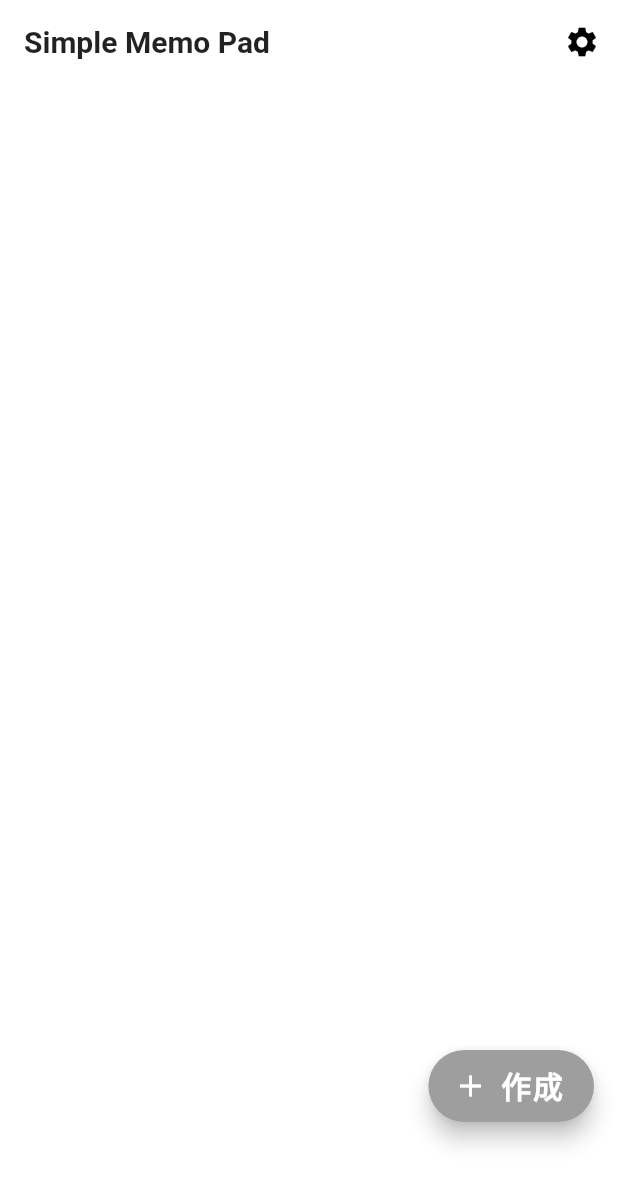
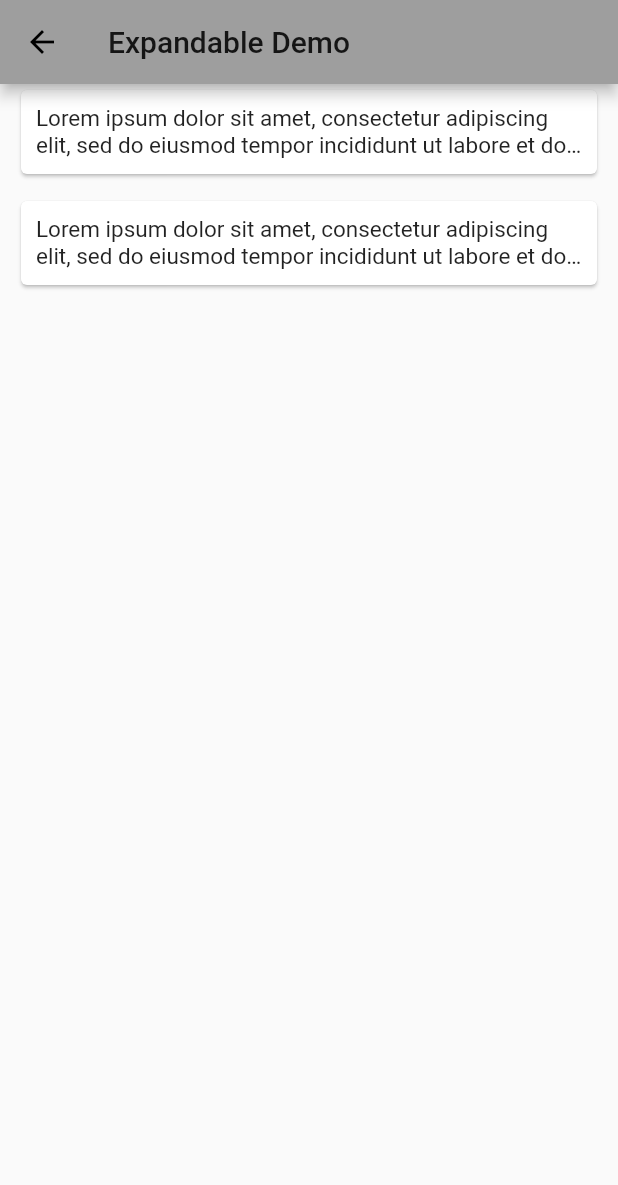
Before and after one commit to yushi1999/memo_app, a Flutter app: the screen it shows after launch, after a tap on the "settings" icon, on a phone screen of 412 x 824 dp. Shown: the top 1185 px of the screen. Run offline on Flutter 3.47's test engine with Material 2 defaults, Android fonts, the phone set to English and light mode, and no system bars; drawn by our look-alikes of expandable; our stand-ins replace date_format, flutter_datetime_picker, flutter_slidable; missing offline and left inert: flutter_reorderable_list.

Commit message:
Expandable Panelに希望が見える

```diff
--- a/lib/mainPage.dart
+++ b/lib/mainPage.dart
@@ -1,9 +1,12 @@
 import 'package:flutter/material.dart';
 import 'package:provider/provider.dart';
 import 'package:flutter_slidable/flutter_slidable.dart';
+import 'package:expandable/expandable.dart';
 import 'sharedParts.dart';
+import 'settingPage.dart';
 import 'createMemoPage.dart';
 import 'widgets/reorderable_list_simple.dart';
+import 'widgets/customExpansionTile.dart';
 
 class MainPage extends StatefulWidget {
   MainPage({Key key, this.title}) : super(key: key);
@@ -14,22 +17,6 @@ class MainPage extends StatefulWidget {
 
 class _MainPageState extends State<MainPage> {
   List<MemoItem> itemsList;
-
-  //AppBar
-  final _appBar = AppBar(
-    backgroundColor: white,
-    elevation: 0.0,
-    title: Text(
-      "Simple Memo Pad",
-      style: TextStyle(fontWeight: FontWeight.bold, fontSize: 20),
-    ),
-    actions: [
-      IconButton(
-        icon: Icon(Icons.settings),
-        onPressed: () {},
-      ),
-    ],
-  );
 
   //スライドしてメモを削除
   final _deleteMemoAction = IconSlideAction(
@@ -63,7 +50,28 @@ class _MainPageState extends State<MainPage> {
 
     return Scaffold(
       backgroundColor: white,
-      appBar: _appBar,
+      appBar: AppBar(
+        backgroundColor: white,
+        elevation: 0.0,
+        title: Text(
+          "Simple Memo Pad",
+          style: TextStyle(fontWeight: FontWeight.bold, fontSize: 20),
+        ),
+        actions: [
+          IconButton(
+            icon: Icon(Icons.settings),
+            onPressed: () async {
+              await Navigator.of(context).push(
+                MaterialPageRoute(
+                  builder: (context) {
+                    return SettingPage();
+                  },
+                ),
+              );
+            },
+          ),
+        ],
+      ),
       floatingActionButton: Container(
         margin: EdgeInsets.only(bottom: 60),
         child: FloatingActionButton.extended(
@@ -126,17 +134,11 @@ class _MainPageState extends State<MainPage> {
 
   //メモのカード一つ分の内容
   Widget memoCard(MemoItem item) {
-    bool tapped = false;
+    var isExpanded = false;
     return Card(
       color: white,
       elevation: 0.0,
       key: Key(item.key),
-      child: TextButton(
-        onPressed: () {
-          setState(() {
-            tapped = !tapped;
-          });
-        },
       child: Container(
         padding: EdgeInsets.symmetric(vertical: 6),
         child: Row(
@@ -144,7 +146,7 @@ class _MainPageState extends State<MainPage> {
             Expanded(
               child: Text(
                 item.getValue,
-                  maxLines: tapped ? 150 : 4,
+                maxLines: 4,
                 style: TextStyle(
                   fontSize: 18,
                   color: black,
@@ -177,7 +179,14 @@ class _MainPageState extends State<MainPage> {
           ],
         ),
       ),
-      ),
     );
   }
+
+  Widget createCollapsedColumn(context) {
+    return Text('collapsed');
   }
+
+  Widget createExpandedColumn(context) {
+    return Text('expanded');
+  }
+}
--- a/lib/settingPage.dart
+++ b/lib/settingPage.dart
@@ -0,0 +1,123 @@
+import 'package:flutter/material.dart';
+import 'package:provider/provider.dart';
+import 'package:flutter_slidable/flutter_slidable.dart';
+import 'package:expandable/expandable.dart';
+import 'sharedParts.dart';
+import 'createMemoPage.dart';
+import 'widgets/reorderable_list_simple.dart';
+import 'widgets/customExpansionTile.dart';
+import 'dart:math' as math;
+
+class SettingPage extends StatefulWidget {
+  @override
+  State createState() {
+    return SettingPageState();
+  }
+}
+
+class SettingPageState extends State<SettingPage> {
+  @override
+  Widget build(BuildContext context) {
+    return Scaffold(
+      appBar: AppBar(
+        title: Text("Expandable Demo"),
+      ),
+      body: ExpandableTheme(
+        data: const ExpandableThemeData(
+          iconColor: Colors.blue,
+          useInkWell: true,
+        ),
+        child: ListView(
+          physics: const BouncingScrollPhysics(),
+          children: <Widget>[
+            Card2(),
+            Card2(),
+          ],
+        ),
+      ),
+    );
+  }
+}
+
+const loremIpsum =
+    "Lorem ipsum dolor sit amet, consectetur adipiscing elit, sed do eiusmod tempor incididunt ut labore et dolore magna aliqua. Ut enim ad minim veniam, quis nostrud exercitation ullamco laboris nisi ut aliquip ex ea commodo consequat. Duis aute irure dolor in reprehenderit in voluptate velit esse cillum dolore eu fugiat nulla pariatur. Excepteur sint occaecat cupidatat non proident, sunt in culpa qui officia deserunt mollit anim id est laborum.";
+
+class Card2 extends StatelessWidget {
+  @override
+  Widget build(BuildContext context) {
+    buildCollapsed3() {
+      return Container(
+        padding: EdgeInsets.all(10),
+        child: Text(
+          loremIpsum,
+          softWrap: true,
+          maxLines: 2,
+          overflow: TextOverflow.ellipsis,
+        ),
+      );
+    }
+
+    buildExpanded3() {
+      return Padding(
+        padding: EdgeInsets.all(10),
+        child: Column(
+          crossAxisAlignment: CrossAxisAlignment.start,
+          children: <Widget>[
+            Text(
+              loremIpsum,
+              softWrap: true,
+            ),
+          ],
+        ),
+      );
+    }
+
+    return ExpandableNotifier(
+      child: Padding(
+        padding: const EdgeInsets.only(left: 10, right: 10, bottom: 10),
+        child: ScrollOnExpand(
+          child: Card(
+            clipBehavior: Clip.antiAlias,
+            child: Column(
+              crossAxisAlignment: CrossAxisAlignment.start,
+              children: <Widget>[
+                Stack(
+                  children: [
+                    Expandable(
+                      collapsed: buildCollapsed3(),
+                      expanded: buildExpanded3(),
+                    ),
+                    Row(
+                      mainAxisAlignment: MainAxisAlignment.center,
+                      children: <Widget>[
+                        Builder(
+                          builder: (context) {
+                            var controller = ExpandableController.of(context,
+                                required: true);
+                            return Container(
+                              width: 300,
+                              height: controller.expanded ? 200 : 50,
+                              child: TextButton(
+                                child: Text(
+                                  controller.expanded ? "COLLAPSE" : "EXPAND",
+                                  style: TextStyle(color: Colors.transparent),
+                                ),
+                                onPressed: () {
+                                  controller.toggle();
+                                },
+                              ),
+                            );
+                          },
+                        ),
+                      ],
+                    ),
+                  ],
+                ),
+              ],
+            ),
+          ),
+        ),
+      ),
+    );
+  }
+}
--- a/pubspec.yaml
+++ b/pubspec.yaml
@@ -27,6 +27,7 @@ dependencies:
     sdk: flutter
   cupertino_icons: ^1.0.2
   date_format: ^2.0.2
+  expandable: ^5.0.1
   flutter_datetime_picker: ^1.5.1
   flutter_reorderable_list: ^1.0.0
   flutter_slidable: ^0.6.0
@@ -35,6 +36,9 @@ dependencies:
 dev_dependencies:
   flutter_test:
     sdk: flutter
+
+dependency_overrides:
+  analyzer: "0.39.14"
 
 # For information on the generic Dart part of this file, see the
 # following page: https://dart.dev/tools/pub/pubspec
```
Also changed, not shown: lib/widgets/customExpansionTile.dart (added, +325 -0 lines), pubspec.lock. Lines whose indentation alone changed are shown as unchanged.
